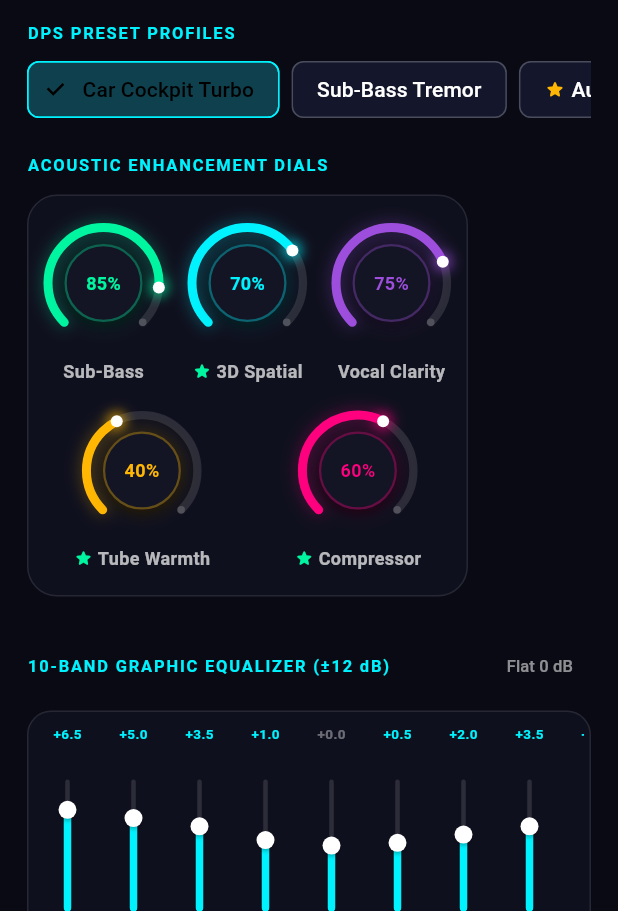
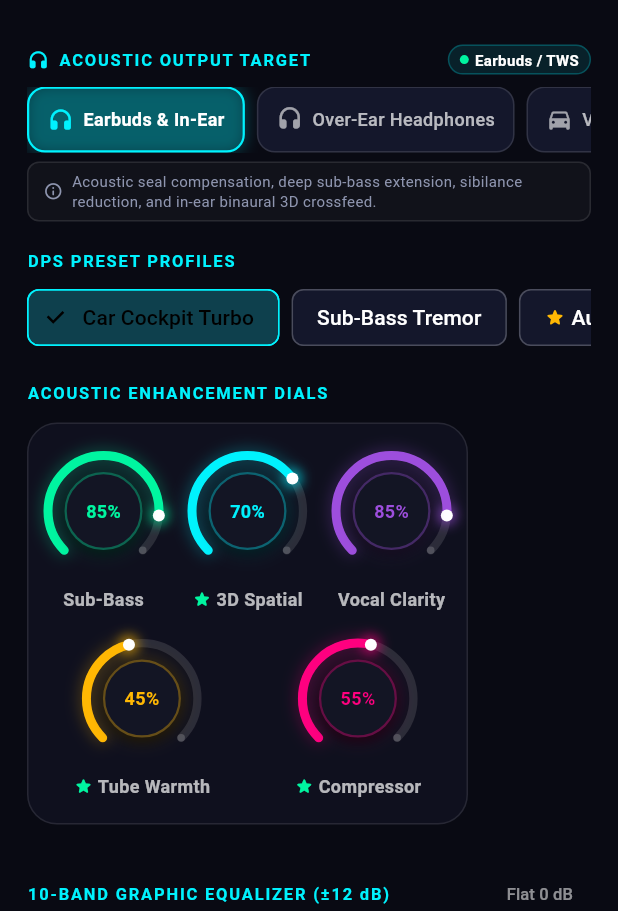
Before and after one commit to deniskotadiya/AuraMix, a Flutter app: the DPSStudioScreen screen opened directly, on a phone screen of 412 x 824 dp, the part 325-1236 px from its top. Run offline on Flutter 3.47's test engine with Material 3 defaults, Android fonts, the phone set to English and light mode, and no system bars; our stand-ins replace file_picker, firebase_auth, firebase_core, google_mobile_ads, just_audio, just_audio_background and 2 more; missing offline and left inert: audio_session, purchases_flutter; accounts and stored records are empty; statements that could not run were skipped.

Commit message:
feat(audio): add background audio playback service, media notification controls, and acoustic output device profiles (earbuds, headphones, car, speaker)

```diff
--- a/lib/core/audio_player_service.dart
+++ b/lib/core/audio_player_service.dart
@@ -5,6 +5,8 @@ import 'dart:math';
 import 'package:flutter/foundation.dart';
 import 'package:file_picker/file_picker.dart';
 import 'package:just_audio/just_audio.dart';
+import 'package:just_audio_background/just_audio_background.dart';
+import 'package:audio_session/audio_session.dart';
 import 'package:permission_handler/permission_handler.dart';
 import 'package:shared_preferences/shared_preferences.dart';
 import '../models/song_item.dart';
@@ -96,6 +98,19 @@ class AudioPlayerService extends ChangeNotifier {
       }
       notifyListeners();
     });
+
+    // Pause automatically when headphones / earbuds are unplugged
+    try {
+      final session = await AudioSession.instance;
+      session.becomingNoisyEventStream.listen((_) {
+        debugPrint('[AudioPlayerService] Becoming noisy: headphones unplugged, pausing audio.');
+        if (_player.playing) {
+          _player.pause();
+        }
+      });
+    } catch (e) {
+      debugPrint('[AudioPlayerService] AudioSession setup error: $e');
+    }
 
     // Sync DPS pitch and speed
     DPSEngine.instance.addListener(() {
@@ -399,11 +414,23 @@ class AudioPlayerService extends ChangeNotifier {
     final idx = _playlist.indexWhere((s) => s.id == song.id);
     if (idx != -1) _currentIndex = idx;
 
+    final mediaItem = MediaItem(
+      id: song.id,
+      album: song.album,
+      title: song.title,
+      artist: song.artist,
+      artUri: Uri.parse('asset:///assets/images/auramix_icon.png'),
+    );
+
     try {
       if (song.isAsset) {
-        await _player.setAsset(song.path);
+        await _player.setAudioSource(
+          AudioSource.asset(song.path, tag: mediaItem),
+        );
       } else {
-        await _player.setFilePath(song.path);
+        await _player.setAudioSource(
+          AudioSource.uri(Uri.file(song.path), tag: mediaItem),
+        );
       }
       await _player.play();
       notifyListeners();
--- a/lib/core/dps_engine.dart
+++ b/lib/core/dps_engine.dart
@@ -1,5 +1,7 @@
 import 'package:flutter/foundation.dart';
+import 'package:shared_preferences/shared_preferences.dart';
 import '../models/dps_control.dart';
+import '../models/acoustic_profile.dart';
 import 'ad_service.dart';
 
 class DPSEngine extends ChangeNotifier {
@@ -10,8 +12,61 @@ class DPSEngine extends ChangeNotifier {
   DPSPreset _activePreset = defaultPresets.first;
   bool _dpsEnabled = true;
 
+  // Active Acoustic Output Profile (Earbuds/TWS, Over-Ear Headphones, Car Cockpit, Speaker)
+  AcousticProfileType _activeDeviceProfile = AcousticProfileType.earbuds;
+
   DPSPreset get activePreset => _activePreset;
   bool get dpsEnabled => _dpsEnabled;
+  AcousticProfileType get activeDeviceProfileType => _activeDeviceProfile;
+  AcousticProfile get activeDeviceProfile => AcousticProfile.getProfile(_activeDeviceProfile);
+
+  Future<void> initialize() async {
+    try {
+      final prefs = await SharedPreferences.getInstance();
+      final savedType = prefs.getString('auramix_acoustic_profile');
+      if (savedType != null) {
+        final match = AcousticProfileType.values.firstWhere(
+          (e) => e.name == savedType,
+          orElse: () => AcousticProfileType.earbuds,
+        );
+        _activeDeviceProfile = match;
+        _applyDeviceProfile(match, notify: false);
+      } else {
+        // Default to earbuds optimization
+        _applyDeviceProfile(AcousticProfileType.earbuds, notify: false);
+      }
+    } catch (e) {
+      debugPrint('[DPSEngine] initialize error: $e');
+    }
+  }
+
+  void setAcousticProfile(AcousticProfileType type) {
+    _activeDeviceProfile = type;
+    _applyDeviceProfile(type, notify: true);
+
+    SharedPreferences.getInstance().then((prefs) {
+      prefs.setString('auramix_acoustic_profile', type.name);
+    }).catchError((_) {});
+
+    AdService.instance.recordUserAction(reason: 'Acoustic Profile Changed to ${type.name}');
+  }
+
+  void _applyDeviceProfile(AcousticProfileType type, {bool notify = true}) {
+    final profile = AcousticProfile.getProfile(type);
+    _activePreset = _activePreset.copyWith(
+      eqBands: List<double>.from(profile.eqBands),
+      bassBoost: profile.bassBoost,
+      surround3D: profile.surround3D,
+      clarity: profile.clarity,
+      tubeWarmth: profile.tubeWarmth,
+      compressor: profile.compressor,
+      reverbType: profile.reverbType,
+      reverbMix: profile.reverbMix,
+    );
+    if (notify) {
+      notifyListeners();
+    }
+  }
 
   void toggleDPSEnabled() {
     _dpsEnabled = !_dpsEnabled;
--- a/lib/main.dart
+++ b/lib/main.dart
@@ -1,12 +1,14 @@
 import 'package:flutter/material.dart';
 import 'package:flutter/services.dart';
 import 'package:audio_session/audio_session.dart';
+import 'package:just_audio_background/just_audio_background.dart';
 import 'package:firebase_core/firebase_core.dart';
 import 'core/app_theme.dart';
 import 'core/monetization_config.dart';
 import 'core/ad_service.dart';
 import 'core/iap_service.dart';
 import 'core/auth_service.dart';
+import 'core/dps_engine.dart';
 import 'core/audio_player_service.dart';
 import 'core/preset_repository.dart';
 import 'ui/screens/auth_gate_screen.dart';
@@ -25,6 +27,19 @@ Future<void> main() async {
     } catch (e) {
       debugPrint('[Main] Firebase init error: $e');
     }
+  }
+
+  // Initialize background audio notifications & foreground service
+  try {
+    await JustAudioBackground.init(
+      androidNotificationChannelId: 'com.squareinfosoft.auramix.channel.audio',
+      androidNotificationChannelName: 'AuraMix DSP Sound Engine',
+      androidNotificationIcon: 'mipmap/ic_launcher',
+      androidNotificationOngoing: true,
+      androidStopForegroundOnPause: true,
+    );
+  } catch (e) {
+    debugPrint('[Main] JustAudioBackground init error: $e');
   }
 
   // Audio session configuration for background & high-fidelity playback
@@ -49,6 +64,7 @@ Future<void> main() async {
   await IAPService.instance.initialize();
   await AuthService.instance.initialize();
   await AdService.instance.initialize();
+  await DPSEngine.instance.initialize();
   await AudioPlayerService.instance.initialize();
   await PresetRepository.instance.initialize();
 
--- /dev/null
+++ b/lib/models/acoustic_profile.dart
@@ -0,0 +1,116 @@
+import 'package:flutter/material.dart';
+
+enum AcousticProfileType {
+  earbuds,    // Earbuds & In-Ear Monitors (AirPods, Galaxy Buds, TWS, IEMs)
+  headphones, // Over-Ear Studio & ANC Headphones
+  car,        // Car Audio & Vehicle Soundstage
+  speaker,    // Built-in Phone Speaker & External Bluetooth Box
+}
+
+class AcousticProfile {
+  final AcousticProfileType type;
+  final String title;
+  final String shortLabel;
+  final String subtitle;
+  final String description;
+  final IconData icon;
+  final List<double> eqBands;
+  final double bassBoost;
+  final double surround3D;
+  final double clarity;
+  final double tubeWarmth;
+  final double compressor;
+  final String reverbType;
+  final double reverbMix;
+
+  const AcousticProfile({
+    required this.type,
+    required this.title,
+    required this.shortLabel,
+    required this.subtitle,
+    required this.description,
+    required this.icon,
+    required this.eqBands,
+    required this.bassBoost,
+    required this.surround3D,
+    required this.clarity,
+    required this.tubeWarmth,
+    required this.compressor,
+    required this.reverbType,
+    required this.reverbMix,
+  });
+
+  static const List<AcousticProfile> defaultProfiles = [
+    AcousticProfile(
+      type: AcousticProfileType.earbuds,
+      title: 'Earbuds & In-Ear',
+      shortLabel: 'Earbuds / TWS',
+      subtitle: 'AirPods, Galaxy Buds, TWS & IEMs',
+      description: 'Acoustic seal compensation, deep sub-bass extension, sibilance reduction, and in-ear binaural 3D crossfeed.',
+      icon: Icons.headphones_rounded,
+      eqBands: [5.5, 4.0, 2.5, 0.5, -0.5, 0.5, 1.5, 2.0, 3.5, 5.0],
+      bassBoost: 0.85,
+      surround3D: 0.70,
+      clarity: 0.85,
+      tubeWarmth: 0.45,
+      compressor: 0.55,
+      reverbType: 'Studio',
+      reverbMix: 0.15,
+    ),
+    AcousticProfile(
+      type: AcousticProfileType.headphones,
+      title: 'Over-Ear Headphones',
+      shortLabel: 'Over-Ear',
+      subtitle: 'Studio Monitors & ANC Headsets',
+      description: 'Open studio acoustic room simulation, high-impedance linear frequency response, and vacuum-tube harmonic warmth.',
+      icon: Icons.headset_rounded,
+      eqBands: [3.0, 2.5, 1.5, 0.5, 0.0, 0.5, 1.0, 2.0, 3.0, 4.0],
+      bassBoost: 0.65,
+      surround3D: 0.90,
+      clarity: 0.90,
+      tubeWarmth: 0.75,
+      compressor: 0.45,
+      reverbType: 'Arena',
+      reverbMix: 0.20,
+    ),
+    AcousticProfile(
+      type: AcousticProfileType.car,
+      title: 'Vehicle Cockpit',
+      shortLabel: 'Car Audio',
+      subtitle: 'Car Stereo & Bluetooth Cabin',
+      description: 'Engineered specifically for car cabin acoustics: dynamic road-noise compression, low-end punch, and wide stereo image.',
+      icon: Icons.directions_car_rounded,
+      eqBands: [7.0, 5.5, 3.5, 1.0, 0.0, 0.5, 2.0, 3.5, 5.0, 6.0],
+      bassBoost: 0.90,
+      surround3D: 0.75,
+      clarity: 0.75,
+      tubeWarmth: 0.50,
+      compressor: 0.75,
+      reverbType: 'Club',
+      reverbMix: 0.25,
+    ),
+    AcousticProfile(
+      type: AcousticProfileType.speaker,
+      title: 'Phone & Portable Speaker',
+      shortLabel: 'Speaker',
+      subtitle: 'Phone Loudspeaker & Portable BT',
+      description: 'Anti-distortion limiter and vocal frequency forwardness designed for compact dynamic drivers and small speakers.',
+      icon: Icons.speaker_rounded,
+      eqBands: [-3.0, 1.0, 3.0, 4.0, 3.5, 3.0, 2.5, 2.0, 1.5, 1.0],
+      bassBoost: 0.40,
+      surround3D: 0.40,
+      clarity: 0.95,
+      tubeWarmth: 0.30,
+      compressor: 0.85,
+      reverbType: 'Studio',
+      reverbMix: 0.10,
+    ),
+  ];
+
+  static AcousticProfile getProfile(AcousticProfileType type) {
+    return defaultProfiles.firstWhere(
+      (p) => p.type == type,
+      orElse: () => defaultProfiles.first,
+    );
+  }
+}
--- a/lib/ui/screens/dps_studio_screen.dart
+++ b/lib/ui/screens/dps_studio_screen.dart
@@ -7,6 +7,7 @@ import '../../core/audio_player_service.dart';
 import '../widgets/glowing_rotary_knob.dart';
 import '../widgets/premium_unlock_dialog.dart';
 import '../widgets/banner_ad_widget.dart';
+import '../widgets/acoustic_profile_selector.dart';
 import 'create_preset_screen.dart';
 
 class DPSStudioScreen extends StatelessWidget {
@@ -195,6 +196,11 @@ class DPSStudioScreen extends StatelessWidget {
                             );
                           },
                         ),
+                        const SizedBox(height: 16),
+
+                        // Acoustic Output Device Target (Earbuds, Headphones, Car, Speaker)
+                        const AcousticProfileSelector(compact: false),
+                        const SizedBox(height: 18),
 
                         // Preset Selector Carousel
                         const Text(
--- a/lib/ui/screens/home_player_screen.dart
+++ b/lib/ui/screens/home_player_screen.dart
@@ -7,6 +7,7 @@ import '../../core/dps_engine.dart';
 import '../../models/song_item.dart';
 import '../widgets/animated_visualizer.dart';
 import '../widgets/banner_ad_widget.dart';
+import '../widgets/acoustic_profile_selector.dart';
 import 'car_drive_mode_screen.dart';
 
 class HomePlayerScreen extends StatefulWidget {
@@ -451,6 +452,10 @@ class _HomePlayerScreenState extends State<HomePlayerScreen> with SingleTickerPr
               ),
             ),
           ),
+          const SizedBox(height: 12),
+
+          // Acoustic Output Target Selector (Earbuds, Headphones, Car, Speaker)
+          const AcousticProfileSelector(compact: true),
           const SizedBox(height: 12),
 
           // Quick DPS Preset Strip (1-tap effect switching while listening)
--- /dev/null
+++ b/lib/ui/widgets/acoustic_profile_selector.dart
@@ -0,0 +1,184 @@
+import 'package:flutter/material.dart';
+import 'package:flutter/services.dart';
+import '../../core/app_theme.dart';
+import '../../core/dps_engine.dart';
+import '../../models/acoustic_profile.dart';
+
+class AcousticProfileSelector extends StatelessWidget {
+  final bool compact;
+  final VoidCallback? onProfileChanged;
+
+  const AcousticProfileSelector({
+    super.key,
+    this.compact = false,
+    this.onProfileChanged,
+  });
+
+  @override
+  Widget build(BuildContext context) {
+    return ListenableBuilder(
+      listenable: DPSEngine.instance,
+      builder: (context, _) {
+        final activeType = DPSEngine.instance.activeDeviceProfileType;
+        final activeProfile = DPSEngine.instance.activeDeviceProfile;
+
+        return Column(
+          crossAxisAlignment: CrossAxisAlignment.start,
+          mainAxisSize: MainAxisSize.min,
+          children: [
+            Row(
+              children: [
+                Icon(
+                  activeProfile.icon,
+                  size: 15,
+                  color: AppTheme.neonCyan,
+                ),
+                const SizedBox(width: 6),
+                const Text(
+                  'ACOUSTIC OUTPUT TARGET',
+                  style: TextStyle(
+                    fontSize: 11,
+                    fontWeight: FontWeight.bold,
+                    letterSpacing: 1.2,
+                    color: AppTheme.neonCyan,
+                  ),
+                ),
+                const Spacer(),
+                Container(
+                  padding: const EdgeInsets.symmetric(horizontal: 7, vertical: 2),
+                  decoration: BoxDecoration(
+                    color: AppTheme.neonCyan.withAlpha(25),
+                    borderRadius: BorderRadius.circular(10),
+                    border: Border.all(color: AppTheme.neonCyan.withAlpha(60), width: 1),
+                  ),
+                  child: Row(
+                    mainAxisSize: MainAxisSize.min,
+                    children: [
+                      Container(
+                        width: 6,
+                        height: 6,
+                        decoration: const BoxDecoration(
+                          shape: BoxShape.circle,
+                          color: AppTheme.carNeonGreen,
+                        ),
+                      ),
+                      const SizedBox(width: 4),
+                      Text(
+                        activeProfile.shortLabel,
+                        style: const TextStyle(
+                          fontSize: 10,
+                          fontWeight: FontWeight.bold,
+                          color: Colors.white,
+                        ),
+                      ),
+                    ],
+                  ),
+                ),
+              ],
+            ),
+            const SizedBox(height: 8),
+
+            // Profile Toggle Buttons
+            SizedBox(
+              height: compact ? 38 : 44,
+              child: ListView.separated(
+                scrollDirection: Axis.horizontal,
+                physics: const BouncingScrollPhysics(),
+                itemCount: AcousticProfile.defaultProfiles.length,
+                separatorBuilder: (_, __) => const SizedBox(width: 8),
+                itemBuilder: (context, index) {
+                  final profile = AcousticProfile.defaultProfiles[index];
+                  final isSelected = profile.type == activeType;
+
+                  return InkWell(
+                    borderRadius: BorderRadius.circular(12),
+                    onTap: () {
+                      if (!isSelected) {
+                        HapticFeedback.mediumImpact();
+                        DPSEngine.instance.setAcousticProfile(profile.type);
+                        onProfileChanged?.call();
+                      }
+                    },
+                    child: AnimatedContainer(
+                      duration: const Duration(milliseconds: 200),
+                      padding: const EdgeInsets.symmetric(horizontal: 12, vertical: 6),
+                      decoration: BoxDecoration(
+                        color: isSelected
+                            ? AppTheme.neonCyan.withAlpha(45)
+                            : const Color(0xFF14172B),
+                        borderRadius: BorderRadius.circular(12),
+                        border: Border.all(
+                          color: isSelected ? AppTheme.neonCyan : Colors.white12,
+                          width: isSelected ? 1.5 : 1.0,
+                        ),
+                        boxShadow: isSelected
+                            ? [
+                                BoxShadow(
+                                  color: AppTheme.neonCyan.withAlpha(60),
+                                  blurRadius: 8,
+                                  spreadRadius: 1,
+                                ),
+                              ]
+                            : null,
+                      ),
+                      child: Row(
+                        mainAxisSize: MainAxisSize.min,
+                        children: [
+                          Icon(
+                            profile.icon,
+                            size: compact ? 15 : 18,
+                            color: isSelected ? AppTheme.neonCyan : Colors.white60,
+                          ),
+                          const SizedBox(width: 6),
+                          Text(
+                            profile.title,
+                            style: TextStyle(
+                              fontSize: compact ? 11 : 12,
+                              fontWeight: isSelected ? FontWeight.bold : FontWeight.w500,
+                              color: isSelected ? Colors.white : Colors.white70,
+                            ),
+                          ),
+                        ],
+                      ),
+                    ),
+                  );
+                },
+              ),
+            ),
+
+            if (!compact) ...[
+              const SizedBox(height: 6),
+              Container(
+                width: double.infinity,
+                padding: const EdgeInsets.symmetric(horizontal: 10, vertical: 6),
+                decoration: BoxDecoration(
+                  color: Colors.white.withAlpha(8),
+                  borderRadius: BorderRadius.circular(8),
+                  border: Border.all(color: Colors.white10),
+                ),
+                child: Row(
+                  children: [
+                    const Icon(Icons.info_outline_rounded, size: 13, color: AppTheme.textMuted),
+                    const SizedBox(width: 6),
+                    Expanded(
+                      child: Text(
+                        activeProfile.description,
+                        style: const TextStyle(
+                          fontSize: 10,
+                          color: AppTheme.textMuted,
+                          height: 1.25,
+                        ),
+                        maxLines: 2,
+                        overflow: TextOverflow.ellipsis,
+                      ),
+                    ),
+                  ],
+                ),
+              ),
+            ],
+          ],
+        );
+      },
+    );
+  }
+}
--- a/pubspec.yaml
+++ b/pubspec.yaml
@@ -30,6 +30,7 @@ dependencies:
   flutter_launcher_icons: ^0.14.4
   permission_handler: ^11.4.0
   intl: ^0.20.2
+  just_audio_background: ^0.0.1-beta.17
 
 dev_dependencies:
   flutter_test:
```
Also changed, not shown: pubspec.lock, 2 other files.
